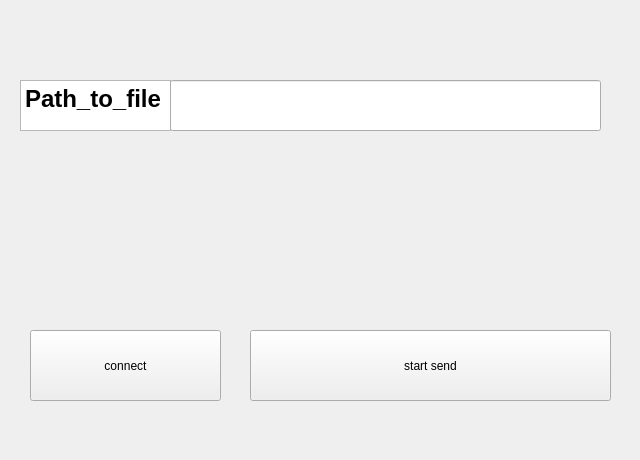
Above: UI_files/download_window_2.ui from kdv2001/OnlyFiles before the change. Below: the same form after it.
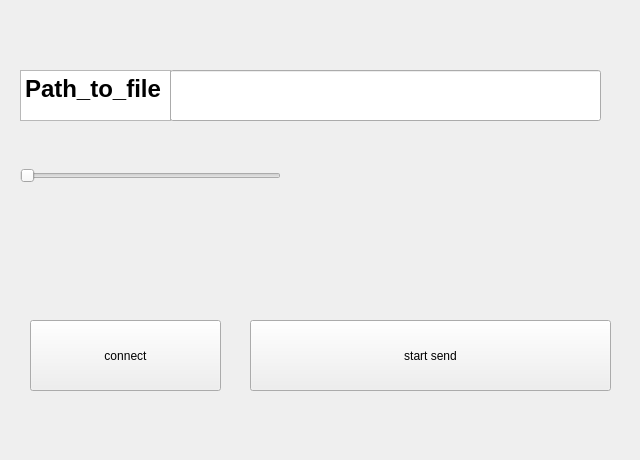
That is the form after the change.

```diff
--- a/UI_files/download_window_2.ui
+++ b/UI_files/download_window_2.ui
@@ -17,7 +17,7 @@
    <property name="geometry">
     <rect>
      <x>0</x>
-     <y>0</y>
+     <y>-10</y>
      <width>641</width>
      <height>461</height>
     </rect>
@@ -79,6 +79,22 @@
       </rect>
      </property>
     </widget>
+    <widget class="QSlider" name="horizontalSlider">
+     <property name="geometry">
+      <rect>
+       <x>20</x>
+       <y>160</y>
+       <width>261</width>
+       <height>51</height>
+      </rect>
+     </property>
+     <property name="maximum">
+      <number>99</number>
+     </property>
+     <property name="orientation">
+      <enum>Qt::Horizontal</enum>
+     </property>
+    </widget>
    </widget>
   </widget>
  </widget>
```
